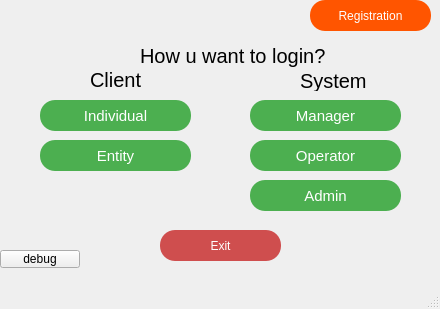
Above: modules/mainwindow.ui from ZhekLu/financial-system before the change. Below: the same form after it.
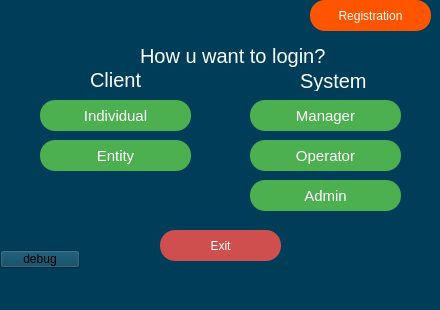
That is the form after the change.

The edit to the form file:
```diff
--- a/modules/mainwindow.ui
+++ b/modules/mainwindow.ui
@@ -7,12 +7,15 @@
     <x>0</x>
     <y>0</y>
     <width>440</width>
-    <height>309</height>
+    <height>310</height>
    </rect>
   </property>
   <property name="windowTitle">
    <string>MainWindow</string>
   </property>
+  <property name="styleSheet">
+   <string notr="true">background-color: rgb(0, 61, 89);</string>
+  </property>
   <widget class="QWidget" name="centralwidget">
    <widget class="QLabel" name="label">
     <property name="geometry">
@@ -28,6 +31,9 @@
       <pointsize>15</pointsize>
      </font>
     </property>
+    <property name="styleSheet">
+     <string notr="true">color: rgb(255, 255, 255);</string>
+    </property>
     <property name="text">
      <string>How u want to login?</string>
     </property>
@@ -274,6 +280,9 @@
       <pointsize>15</pointsize>
      </font>
     </property>
+    <property name="styleSheet">
+     <string notr="true">color: rgb(255, 255, 255);</string>
+    </property>
     <property name="text">
      <string>System</string>
     </property>
@@ -292,6 +301,9 @@
       <pointsize>15</pointsize>
      </font>
     </property>
+    <property name="styleSheet">
+     <string notr="true">color: rgb(255, 255, 255);</string>
+    </property>
     <property name="text">
      <string>Client</string>
     </property>
```
Left out of the diff: 4 changed lines with no effect on the pictures.
